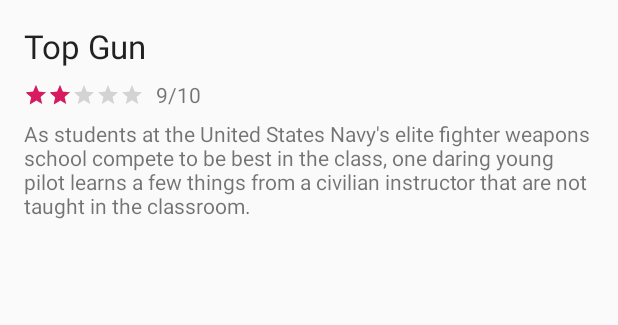
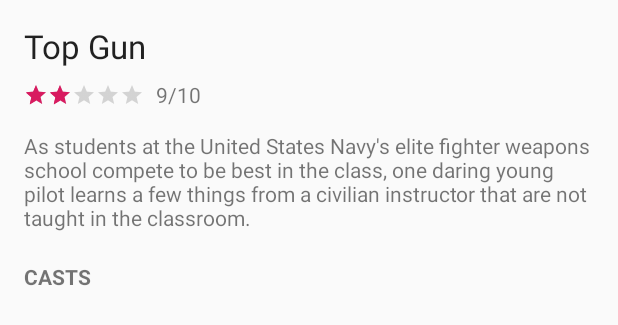
Before and after one commit to alamkanak/Movies-JNI, an Android app: the layout item_detail_header.xml on its own in the app's theme, with its tools: preview values and no code run, on a phone screen of 412 x 824 dp. Shown: the top 325 px of the screen. Run offline under Robolectric (Android 15) with nearby library versions, the phone set to English and light mode, and no system bars.

Commit message:
Implement detail screen design

```diff
--- /dev/null
+++ b/app/src/main/res/drawable/ic_actor_placeholder.xml
@@ -0,0 +1,4 @@
+<vector android:height="40dp" android:viewportHeight="20"
+    android:viewportWidth="20" android:width="40dp" xmlns:android="http://schemas.android.com/apk/res/android">
+    <path android:fillColor="#8D8D8D" android:pathData="M10,17.2A7.232,7.232 0,0 1,4 14c0.03,-2 4,-3.1 6,-3.1S15.97,12 16,14a7.232,7.232 0,0 1,-6 3.2M10,3A3,3 0,1 1,7 6a3,3 0,0 1,3 -3m0,-3A10,10 0,1 0,20 10,10 10,0 0,0 10,0Z"/>
+</vector>
--- a/app/src/main/res/layout/item_actor.xml
+++ b/app/src/main/res/layout/item_actor.xml
@@ -6,8 +6,8 @@
     android:layout_height="wrap_content"
     android:paddingLeft="16dp"
     android:paddingRight="16dp"
-    android:paddingTop="10dp"
-    android:paddingBottom="10dp">
+    android:paddingTop="8dp"
+    android:paddingBottom="8dp">
 
     <androidx.appcompat.widget.AppCompatImageView
         android:id="@+id/imageViewAvatar"
--- a/app/src/main/res/layout/item_detail_header.xml
+++ b/app/src/main/res/layout/item_detail_header.xml
@@ -4,7 +4,10 @@
     android:layout_width="match_parent"
     android:layout_height="wrap_content"
     tools:context=".ui.moviedetail.DetailFragment"
-    android:padding="16dp">
+    android:paddingLeft="16dp"
+    android:paddingRight="16dp"
+    android:paddingTop="16dp"
+    android:paddingBottom="4dp">
 
     <TextView
         android:id="@+id/textViewTitle"
@@ -21,7 +24,6 @@
         tools:rating="2"
         android:layout_below="@id/textViewTitle"
         style="?android:attr/ratingBarStyleSmall"
-        android:layout_marginBottom="8dp"
         android:layout_marginTop="2dp"
         android:layout_marginRight="8dp"/>
 
@@ -38,6 +40,15 @@
         android:layout_width="match_parent"
         android:layout_height="wrap_content"
         tools:text="As students at the United States Navy's elite fighter weapons school compete to be best in the class, one daring young pilot learns a few things from a civilian instructor that are not taught in the classroom."
-        android:layout_below="@id/ratingBar"/>
+        android:layout_below="@id/ratingBar"
+        android:layout_marginTop="16dp"/>
+
+    <TextView
+        android:layout_width="match_parent"
+        android:layout_height="wrap_content"
+        android:text="CASTS"
+        android:layout_below="@id/textViewDescription"
+        android:textStyle="bold"
+        android:layout_marginTop="20dp"/>
 
 </RelativeLayout>
```
Also changed, not shown: app/src/main/java/com/raquib/movies/adapter/DetailAdapter.kt (+8 -2 lines), app/src/main/java/com/raquib/movies/utils/CircleTransform.kt (added, +40 -0 lines).
